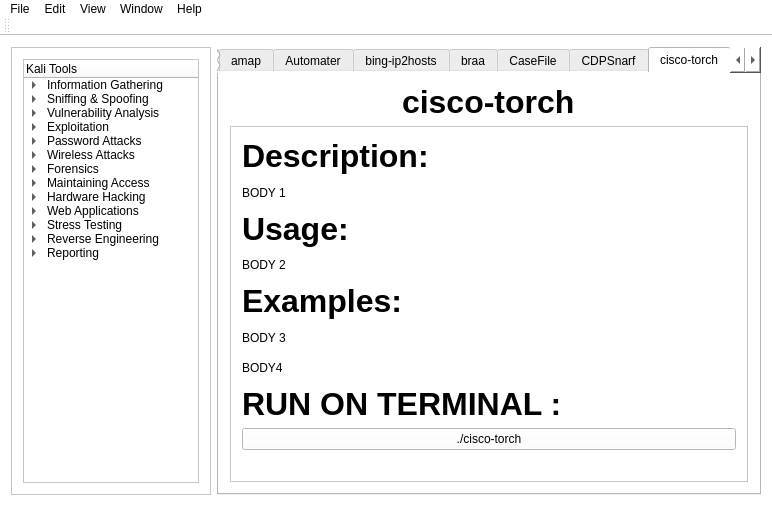
Above: mainwindow.ui from ericholguin/CyberSecurityApp before the change. Below: the same form after it.
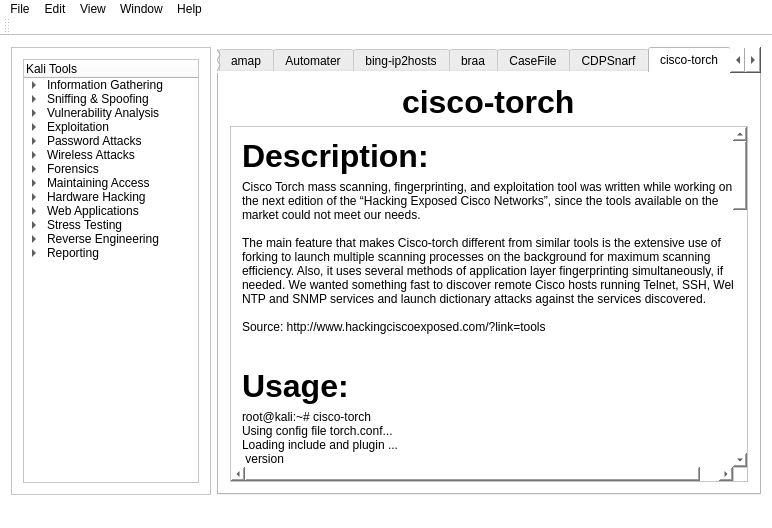
That is the form after the change. The open tabs and pages were chosen to show the change.

Commit message: Filled more tabs in

```diff
--- a/mainwindow.ui
+++ b/mainwindow.ui
@@ -3811,20 +3811,20 @@
            <property name="geometry">
             <rect>
              <x>0</x>
-             <y>0</y>
-             <width>525</width>
-             <height>366</height>
+             <y>-1099</y>
+             <width>522</width>
+             <height>1448</height>
             </rect>
            </property>
            <layout class="QGridLayout" name="gridLayout_7">
-            <item row="8" column="0">
+            <item row="7" column="0">
              <widget class="QPushButton" name="ciscoTorchButton">
               <property name="text">
                <string>./cisco-torch</string>
               </property>
              </widget>
             </item>
-            <item row="9" column="0">
+            <item row="8" column="0">
              <spacer name="ciscoTorchVSpacer">
               <property name="orientation">
                <enum>Qt::Vertical</enum>
@@ -3840,7 +3840,7 @@
               </property>
              </spacer>
             </item>
-            <item row="7" column="0">
+            <item row="6" column="0">
              <widget class="QLabel" name="ciscoTorchH4">
               <property name="font">
                <font>
@@ -3857,14 +3857,71 @@
             <item row="5" column="0">
              <widget class="QLabel" name="ciscoTorchB3">
               <property name="text">
-               <string>BODY 3</string>
+               <string>root@kali:~# cisco-torch -A 192.168.99.202
+Using config file torch.conf...
+Loading include and plugin ...
+
+###############################################################
+#   Cisco Torch Mass Scanner                   #
+#   Becase we need it...                                      #
+#   http://www.arhont.com/cisco-torch.pl                      #
+###############################################################
+
+List of targets contains 1 host(s)
+8853:   Checking 192.168.99.202 ...
+HUH db not found, it should be in fingerprint.db
+Skipping Telnet fingerprint
+* Cisco by SNMP found ***
+*System Description: Cisco Internetwork Operating System Software
+IOS (tm) 3600 Software (C3640-IK9O3S-M), Version 12.3(22), RELEASE SOFTWARE (fc2)
+Technical Support: http://www.cisco.com/techsupport
+Copyright (c) 1986-2007 by cisco Systems, Inc.
+Compiled Wed 24-Jan-07 1
+
+Cisco-IOS Webserver found
+ HTTP/1.1 401 Unauthorized
+Date: Tue, 13 Apr 1993 00:57:07 GMT
+Server: cisco-IOS
+Accept-Ranges: none
+WWW-Authenticate: Basic realm=&quot;level_15_access&quot;
+
+401 Unauthorized
+
+
+ Cisco WWW-Authenticate webserver found
+ HTTP/1.1 401 Unauthorized
+Date: Tue, 13 Apr 1993 00:57:07 GMT
+Server: cisco-IOS
+Accept-Ranges: none
+WWW-Authenticate: Basic realm=&quot;level_15_access&quot;
+
+401 Unauthorized
+
+
+---&gt;
+- All scans done. Cisco Torch Mass Scanner  -
+---&gt; Exiting.
+
+</string>
               </property>
              </widget>
             </item>
             <item row="1" column="0">
              <widget class="QLabel" name="ciscoTorchB1">
               <property name="text">
-               <string>BODY 1</string>
+               <string>Cisco Torch mass scanning, fingerprinting, and exploitation tool was written while working on 
+the next edition of the “Hacking Exposed Cisco Networks”, since the tools available on the 
+market could not meet our needs. 
+
+The main feature that makes Cisco-torch different from similar tools is the extensive use of 
+forking to launch multiple scanning processes on the background for maximum scanning 
+efficiency. Also, it uses several methods of application layer fingerprinting simultaneously, if 
+needed. We wanted something fast to discover remote Cisco hosts running Telnet, SSH, Web, 
+NTP and SNMP services and launch dictionary attacks against the services discovered.
+
+Source: http://www.hackingciscoexposed.com/?link=tools
+
+</string>
               </property>
              </widget>
             </item>
@@ -3899,7 +3956,38 @@
             <item row="3" column="0">
              <widget class="QLabel" name="ciscoTorchB2">
               <property name="text">
-               <string>BODY 2</string>
+               <string>root@kali:~# cisco-torch
+Using config file torch.conf...
+Loading include and plugin ...
+ version
+usage: cisco-torch &lt;options&gt; &lt;IP,hostname,network&gt;
+
+or: cisco-torch &lt;options&gt; -F &lt;hostlist&gt;
+
+Available options:
+-O &lt;output file&gt;
+-A      All fingerprint scan types combined
+-t      Cisco Telnetd scan
+-s      Cisco SSHd scan
+-u      Cisco SNMP scan
+-g      Cisco config or tftp file download
+-n      NTP fingerprinting scan
+-j      TFTP fingerprinting scan
+-l &lt;type&gt;   loglevel
+        c  critical (default)
+        v  verbose
+        d  debug
+-w      Cisco Webserver scan
+-z      Cisco IOS HTTP Authorization Vulnerability Scan
+-c      Cisco Webserver with SSL support scan
+-b      Password dictionary attack (use with -s, -u, -c, -w , -j or -t only)
+-V      Print tool version and exit
+examples:   cisco-torch -A 10.10.0.0/16
+        cisco-torch -s -b -F sshtocheck.txt
+        cisco-torch -w -z 10.10.0.0/16
+        cisco-torch -j -b -g -F tftptocheck.txt
+
+</string>
               </property>
              </widget>
             </item>
@@ -3917,13 +4005,6 @@
               </property>
              </widget>
             </item>
-            <item row="6" column="0">
-             <widget class="QLabel" name="ciscoTorchB4">
-              <property name="text">
-               <string>BODY4</string>
-              </property>
-             </widget>
-            </item>
            </layout>
           </widget>
          </widget>
```
Left out of the diff: 404 changed lines with no effect on the pictures. The commit also changes 2 other files.
